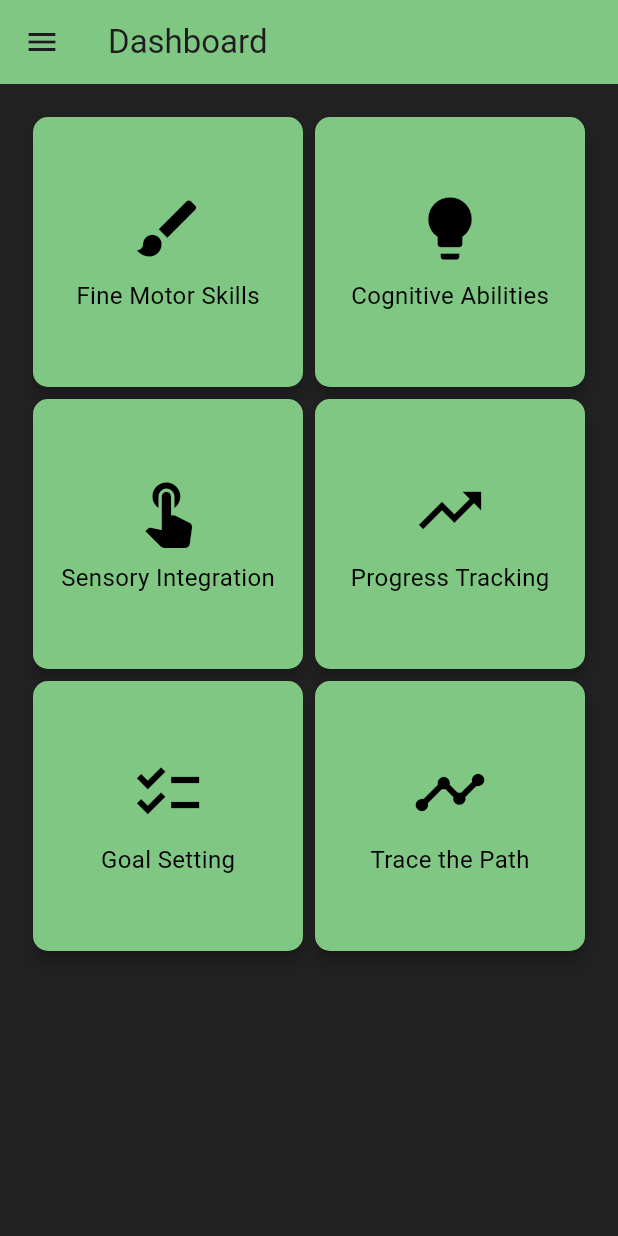
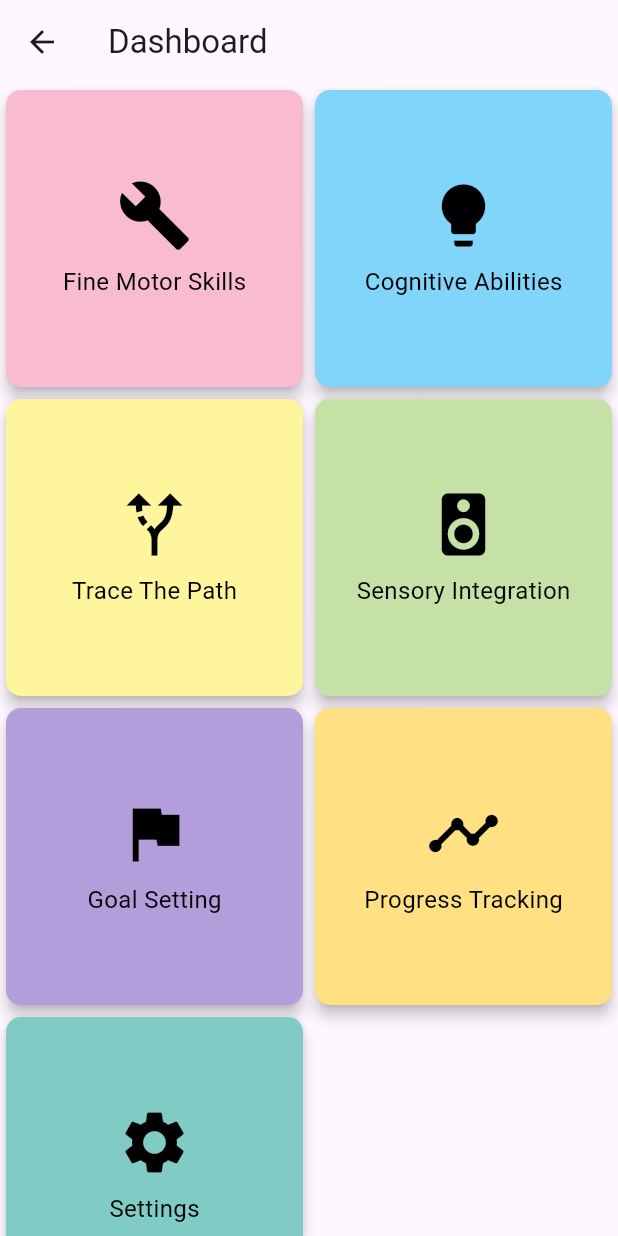
Before and after one commit to Krintox/thera_frontend, a Flutter app: the Home screen opened directly, on a phone screen of 412 x 824 dp. Run offline on Flutter 3.47's test engine with Material 3 defaults, Android fonts, the phone set to English and light mode, and no system bars; our stand-ins replace jwt_decoder, shared_preferences, syncfusion_flutter_charts; accounts and stored records are empty.

Commit message:
Update homepage.dart

```diff
--- a/lib/homepage.dart
+++ b/lib/homepage.dart
@@ -64,11 +64,11 @@ class _HomeState extends State<Home> {
     );
   }
 
-  Widget _buildDashboardItem(String title, IconData icon, VoidCallback onTap) {
+  Widget _buildDashboardItem(String title, IconData icon, Color color, VoidCallback onTap) {
     return InkWell(
       onTap: onTap,
       child: Card(
-        color: Colors.green[300], // Set the card color to green[300]
+        color: color, // Use the provided color for the card
         elevation: 4,
         shape: RoundedRectangleBorder(
           borderRadius: BorderRadius.circular(10.0),
@@ -100,46 +100,19 @@ class _HomeState extends State<Home> {
   @override
   Widget build(BuildContext context) {
     return Scaffold(
-      backgroundColor: Colors.grey[900],
       appBar: AppBar(
         title: Text('Dashboard'),
-        backgroundColor: Colors.green[300],
-      ),
-      drawer: Drawer(
-        child: ListView(
-          padding: EdgeInsets.zero,
-          children: <Widget>[
-            DrawerHeader(
-              decoration: BoxDecoration(
-                color: Colors.green[300],
-              ),
-              child: Text(
-                'Menu',
-                style: TextStyle(
-                  color: Colors.black,
-                  fontSize: 22,
-                ),
-              ),
-            ),
-            ListTile(
-              title: Text('Settings'),
-              onTap: _navigateToSettings, // Connect Settings button to SettingsPage
-            ),
-            // Add more ListTile items for navigation
-          ],
-        ),
       ),
       body: GridView.count(
         crossAxisCount: 2,
-        padding: EdgeInsets.all(18.0),
         children: [
-          _buildDashboardItem('Fine Motor Skills', Icons.brush, _navigateToFineMotorSkills),
-          _buildDashboardItem('Cognitive Abilities', Icons.lightbulb, _navigateToCognitiveAbilities),
-          _buildDashboardItem('Sensory Integration', Icons.touch_app, _navigateToSensoryIntegration),
-          _buildDashboardItem('Progress Tracking', Icons.trending_up, _navigateToProgressTracking),
-          _buildDashboardItem('Goal Setting', Icons.checklist, _navigateToGoalSetting),
-          _buildDashboardItem('Trace the Path', Icons.timeline, _navigateToTracePath), // Add Trace the Path item
-          // Add more dashboard items as needed
+          _buildDashboardItem('Fine Motor Skills', Icons.build, Colors.pink[100]!, _navigateToFineMotorSkills),
+          _buildDashboardItem('Cognitive Abilities', Icons.lightbulb, Colors.lightBlue[200]!, _navigateToCognitiveAbilities),
+          _buildDashboardItem('Trace The Path', Icons.alt_route, Colors.yellow[200]!, _navigateToTracePath),
+          _buildDashboardItem('Sensory Integration', Icons.speaker, Colors.lightGreen[200]!, _navigateToSensoryIntegration),
+          _buildDashboardItem('Goal Setting', Icons.flag, Colors.deepPurple[200]!, _navigateToGoalSetting),
+          _buildDashboardItem('Progress Tracking', Icons.timeline, Colors.amber[200]!, _navigateToProgressTracking),
+          _buildDashboardItem('Settings', Icons.settings, Colors.teal[200]!, _navigateToSettings),
         ],
       ),
     );
```
